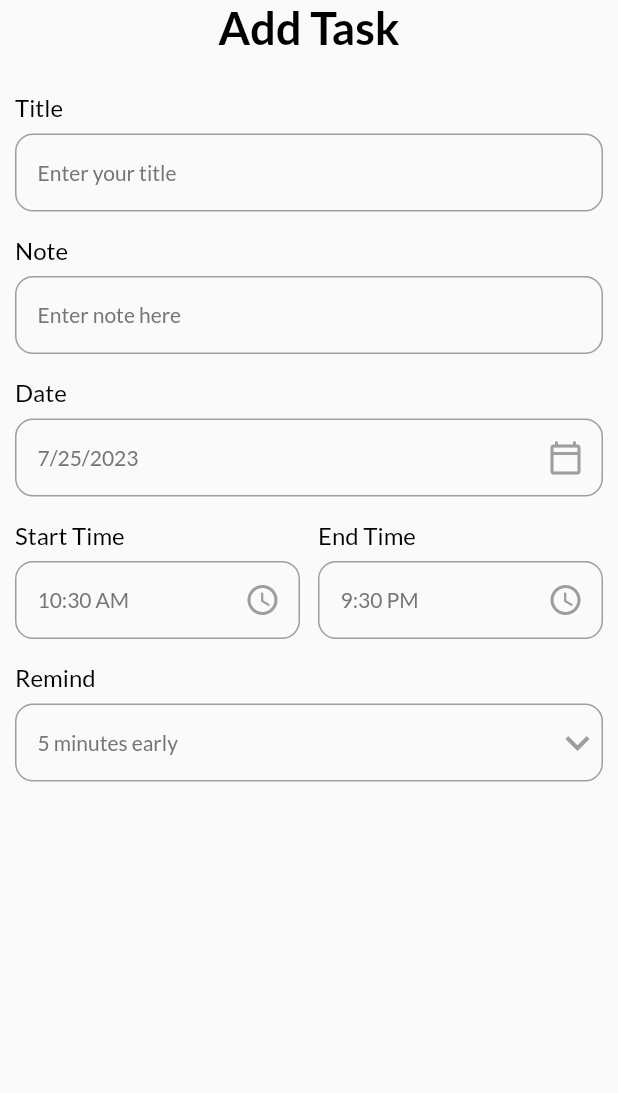
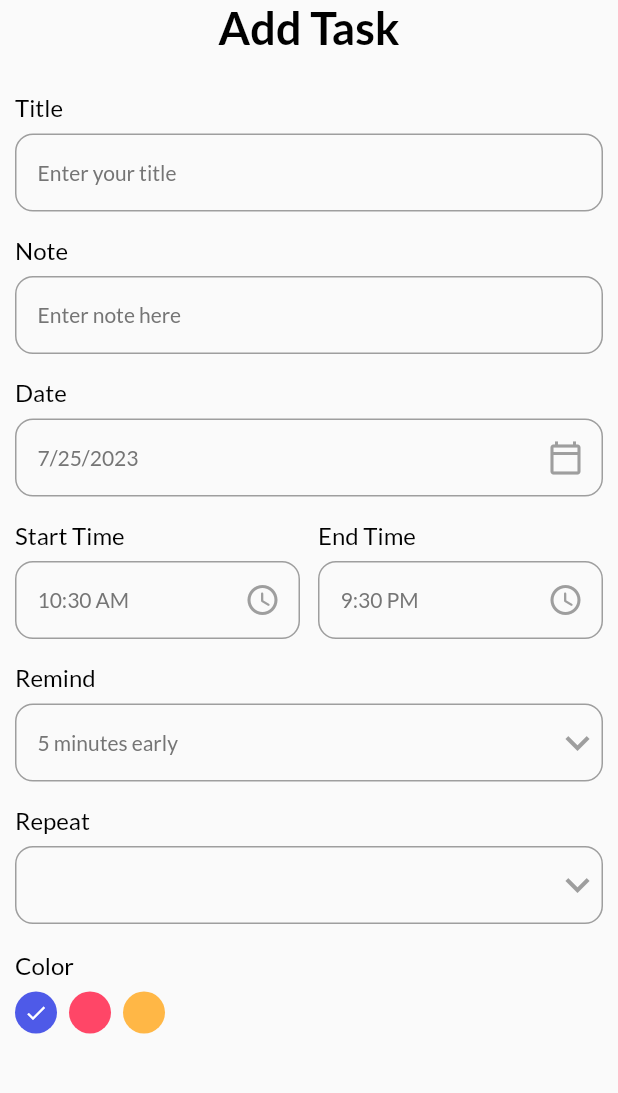
Before and after one commit to i-am-thessa/flutter-tutorial3, a Flutter app: the AddTaskPage screen opened directly, on a phone screen of 412 x 824 dp, the part 84-1177 px from its top. Run offline on Flutter 3.47's test engine with Material 2 defaults, Android fonts, the phone set to English and light mode, and no system bars; our stand-ins replace animated_bottom_navigation_bar, date_picker_timeline, dotted_border, get, get_storage, google_fonts and 2 more; accounts and stored records are empty.

Commit message:
Completed color section

```diff
--- a/todo_app_2/lib/ui/add_task_page.dart
+++ b/todo_app_2/lib/ui/add_task_page.dart
@@ -17,6 +17,9 @@
   String _startTime = DateFormat("hh:mm a").format(DateTime.now()).toString();
   int _selectedRemind = 5;
   List<int> listRemind = [5, 10, 15, 20];
+  String _selectedRepeat = "";
+  List<String> listRepeat = ["None", "Daily", "Weekly", "Monthly"];
+  int _selectedColor = 0;
 
   TextEditingController _taskTitleController = TextEditingController();
   TextEditingController _notesController = TextEditingController();
@@ -134,16 +137,74 @@
                   underline: Container(height: 0),
                 ),
               ),
-              // MyInputField(
-              //     title: 'Repeat',
-              //     hint: 'Enter repeat here',
-              //     controller: _repeatController,
-              //     widget: widget),
-              // MyInputField(
-              //     title: 'Color and Create Task',
-              //     hint: 'Create color and button row here',
-              //     controller: _taskTitleController,
-              //     widget: widget),
+              MyInputField(
+                title: 'Repeat',
+                hint: _selectedRepeat,
+                controller: _repeatController,
+                widget: DropdownButton(
+                  items: listRepeat.map<DropdownMenuItem<String>>((value) {
+                    return DropdownMenuItem<String>(
+                      value: value,
+                      child: Text(value,
+                          style: const TextStyle(color: Colors.grey)),
+                    );
+                  }).toList(),
+                  onChanged: (String? value) {
+                    setState(
+                      () {
+                        _selectedRepeat = value!;
+                      },
+                    );
+                  },
+                  icon: const Icon(
+                    Icons.keyboard_arrow_down,
+                    color: Colors.grey,
+                  ),
+                  iconSize: 32,
+                  elevation: 4,
+                  style: subTitleStyle,
+                  underline: Container(height: 0),
+                ),
+              ),
+              const SizedBox(height: 18),
+              Row(children: [
+                Column(
+                  crossAxisAlignment: CrossAxisAlignment.start,
+                  children: [
+                    Text(
+                      "Color",
+                      style: titleStyle,
+                    ),
+                    const SizedBox(height: 8.0),
+                    Wrap(
+                      children: List<Widget>.generate(3, (int index) {
+                        return GestureDetector(
+                          onTap: () {
+                            setState(() {
+                              _selectedColor = index;
+                            });
+                          },
+                          child: Padding(
+                            padding: const EdgeInsets.only(right: 8.0),
+                            child: CircleAvatar(
+                              radius: 14,
+                              backgroundColor: index == 0
+                                  ? primaryClr
+                                  : index == 1
+                                      ? pinkClr
+                                      : yellowClr,
+                              child: _selectedColor == index
+                                  ? const Icon(Icons.done,
+                                      color: Colors.white, size: 16)
+                                  : Container(),
+                            ),
+                          ),
+                        );
+                      }),
+                    ),
+                  ],
+                )
+              ]),
             ],
           ),
         ),
```
